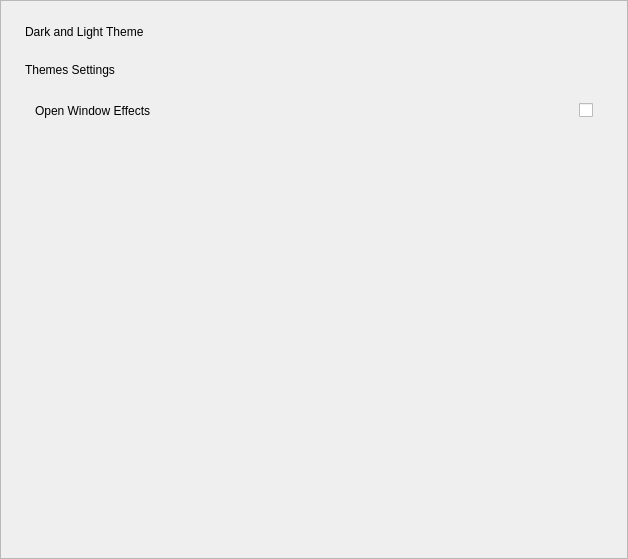
Old version of the form src/pages/theme/themes.ui in the repository openeuler-mirror/kiran-control-panel.
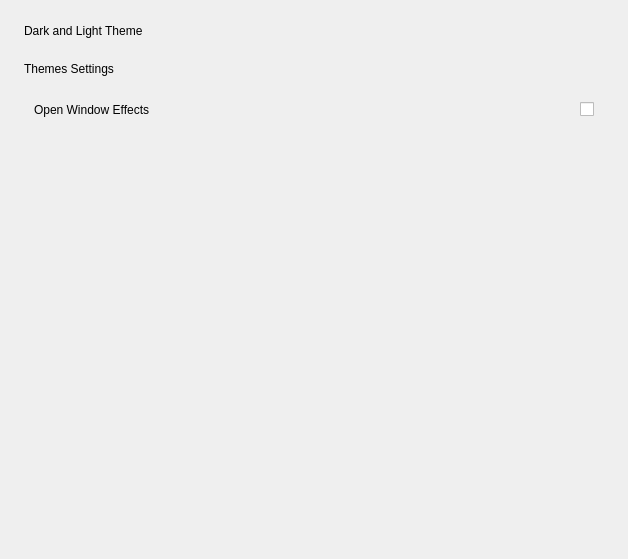
New version of the form. The open tabs and pages were chosen to show the change. Custom widgets are drawn as their Qt base class.

Commit message:
fix(*):fix segment error when update wallpaper and fix the title position in themes and wallpaper
- 修复更新壁纸时的段错误，修复主题和壁纸中的标题位置

```diff
--- a/src/pages/theme/themes.ui
+++ b/src/pages/theme/themes.ui
@@ -15,39 +15,6 @@
   </property>
   <layout class="QVBoxLayout" name="verticalLayout">
    <property name="spacing">
-    <number>0</number>
-   </property>
-   <property name="leftMargin">
-    <number>0</number>
-   </property>
-   <property name="topMargin">
-    <number>0</number>
-   </property>
-   <property name="rightMargin">
-    <number>0</number>
-   </property>
-   <property name="bottomMargin">
-    <number>0</number>
-   </property>
-   <item>
-    <widget class="QScrollArea" name="scrollArea">
-     <property name="lineWidth">
-      <number>0</number>
-     </property>
-     <property name="widgetResizable">
-      <bool>true</bool>
-     </property>
-     <widget class="QWidget" name="scrollAreaWidgetContents">
-      <property name="geometry">
-       <rect>
-        <x>0</x>
-        <y>0</y>
-        <width>626</width>
-        <height>557</height>
-       </rect>
-      </property>
-      <layout class="QVBoxLayout" name="verticalLayout_5">
-       <property name="spacing">
         <number>24</number>
        </property>
        <property name="leftMargin">
@@ -225,9 +192,18 @@
          <widget class="QWidget" name="page_cursor"/>
         </widget>
        </item>
-      </layout>
-     </widget>
-    </widget>
+   <item>
+    <spacer name="verticalSpacer_2">
+     <property name="orientation">
+      <enum>Qt::Vertical</enum>
+     </property>
+     <property name="sizeHint" stdset="0">
+      <size>
+       <width>20</width>
+       <height>40</height>
+      </size>
+     </property>
+    </spacer>
    </item>
   </layout>
  </widget>
```
Left out of the diff: 2 changed lines with no effect on the pictures. Lines whose indentation alone changed are shown as unchanged. The commit also changes 6 other files.
